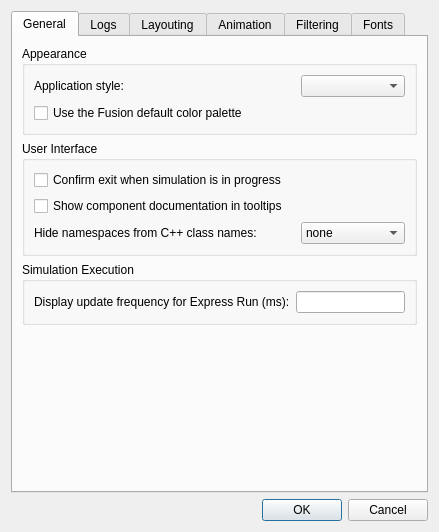
Before: the Qt Designer form src/qtenv/preferencesdialog.ui in mayhemheroes/omnetpp, drawn with Qt 5.
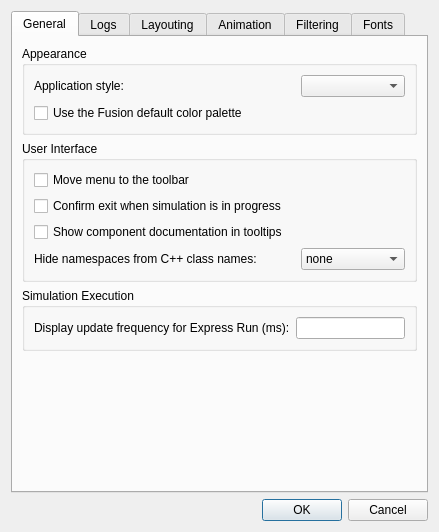
After: the same form once the commit is applied.

Commit message:
qtenv: Added an optional toolbar button to open the main menu (and remove the local main menu if present).
- The button is enabled by default on systems where global manu is used (macOS and certain linux DEs)
- The preference is configurable on Preferences / General / UI.

This feature can lessen the confusion when muliple simulation windows are open by keeping the main menu
close to the related simulation window. It also saves a bit of vertical space on desktop environments
that use local menu.

Diff of the .ui file:
```diff
--- a/src/qtenv/preferencesdialog.ui
+++ b/src/qtenv/preferencesdialog.ui
@@ -86,6 +86,13 @@
           <string>User Interface</string>
          </property>
          <layout class="QVBoxLayout" name="verticalLayout_9">
+          <item>
+           <widget class="QCheckBox" name="moveMenuToToolbar">
+            <property name="text">
+             <string>Move menu to the toolbar</string>
+            </property>
+           </widget>
+          </item>
           <item>
            <widget class="QCheckBox" name="confirmExit">
             <property name="text">
```
The commit also changes 6 other files.
